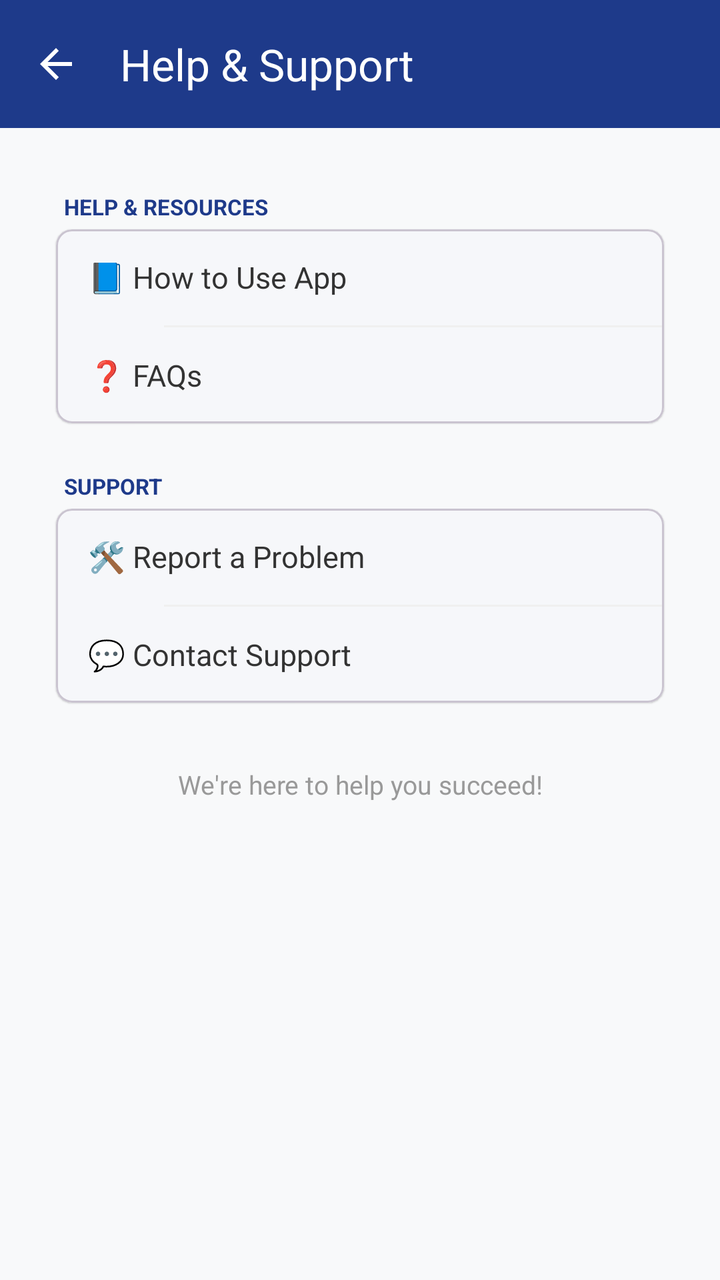
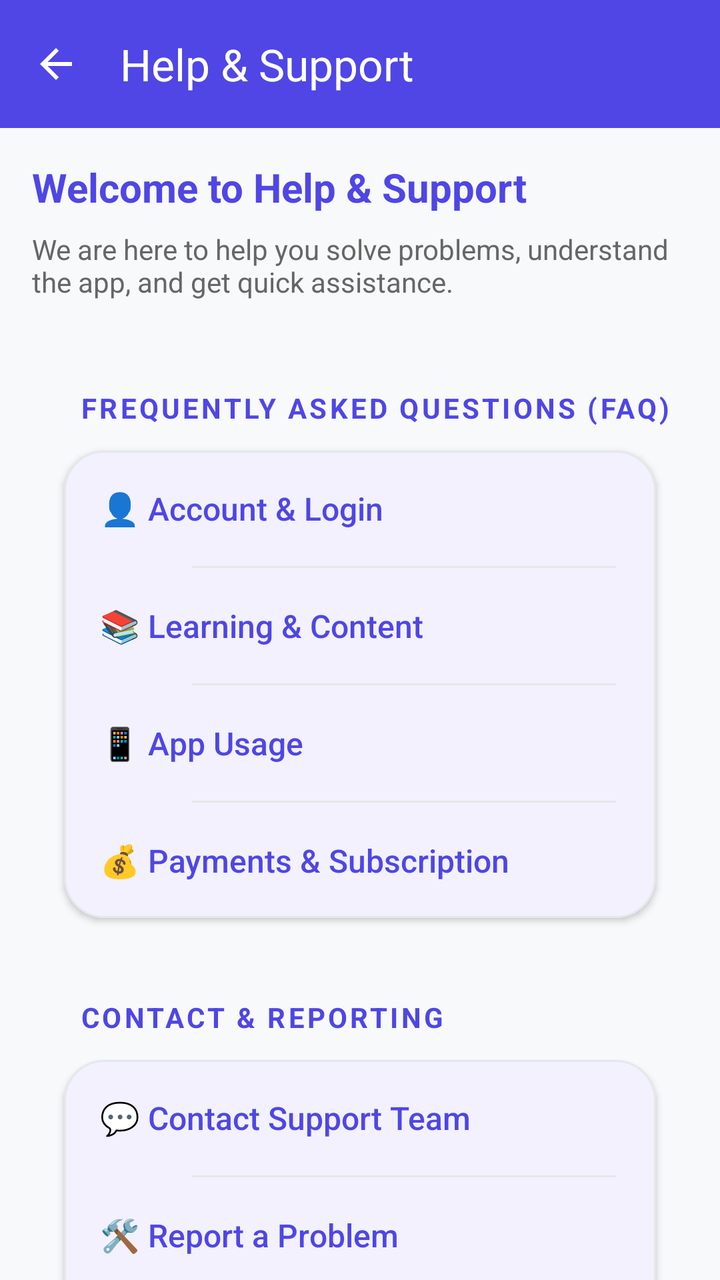

Before-and-after screenshots of an Android layout around one commit, followed by the original layout XML and the change that was made.
<!-- AndroidManifest.xml: application theme Theme.TestApp -->
<!-- res/layout/activity_help_support.xml -->
<?xml version="1.0" encoding="utf-8"?>
<androidx.coordinatorlayout.widget.CoordinatorLayout xmlns:android="http://schemas.android.com/apk/res/android"
    xmlns:app="http://schemas.android.com/apk/res-auto"
    xmlns:tools="http://schemas.android.com/tools"
    android:layout_width="match_parent"
    android:layout_height="match_parent"
    android:background="#F8F9FA"
    tools:context=".HelpSupportActivity">

    <com.google.android.material.appbar.AppBarLayout
        android:layout_width="match_parent"
        android:layout_height="wrap_content"
        android:theme="@style/ThemeOverlay.AppCompat.Dark.ActionBar">

        <com.google.android.material.appbar.MaterialToolbar
            android:id="@+id/helpToolbar"
            android:layout_width="match_parent"
            android:layout_height="?attr/actionBarSize"
            android:background="?attr/colorPrimary"
            app:navigationIcon="?attr/homeAsUpIndicator"
            app:title="Help &amp; Support"
            app:titleTextColor="@android:color/white" />
    </com.google.android.material.appbar.AppBarLayout>

    <androidx.core.widget.NestedScrollView
        android:layout_width="match_parent"
        android:layout_height="match_parent"
        app:layout_behavior="@string/appbar_scrolling_view_behavior">

        <LinearLayout
            android:layout_width="match_parent"
            android:layout_height="wrap_content"
            android:orientation="vertical"
            android:padding="16dp">

            
            <TextView style="@style/SettingsSectionHeader" android:text="Help &amp; Resources" />
            <com.google.android.material.card.MaterialCardView style="@style/SettingsCard">
                <LinearLayout android:layout_width="match_parent" android:layout_height="wrap_content" android:orientation="vertical">

                    <TextView android:id="@+id/btnHowToUse" style="@style/SettingsItemAction" android:text="📘 How to Use App" />

                    <View style="@style/SettingsDivider" />

                    <TextView android:id="@+id/btnFAQs" style="@style/SettingsItemAction" android:text="❓ FAQs" />
                </LinearLayout>
            </com.google.android.material.card.MaterialCardView>

            
            <TextView style="@style/SettingsSectionHeader" android:text="Support" />
            <com.google.android.material.card.MaterialCardView style="@style/SettingsCard">
                <LinearLayout android:layout_width="match_parent" android:layout_height="wrap_content" android:orientation="vertical">

                    <TextView android:id="@+id/btnReportProblem" style="@style/SettingsItemAction" android:text="🛠️ Report a Problem" />

                    <View style="@style/SettingsDivider" />

                    <TextView android:id="@+id/btnContactSupport" style="@style/SettingsItemAction" android:text="💬 Contact Support" />
                </LinearLayout>
            </com.google.android.material.card.MaterialCardView>

            <TextView
                android:layout_width="match_parent"
                android:layout_height="wrap_content"
                android:layout_marginTop="24dp"
                android:gravity="center"
                android:text="We're here to help you succeed!"
                android:textColor="#999999"
                android:textSize="13sp" />

        </LinearLayout>
    </androidx.core.widget.NestedScrollView>

</androidx.coordinatorlayout.widget.CoordinatorLayout>
<!-- resources referenced by this layout -->
<resources>
  <style name="SettingsCard">
          <item name="android:layout_width">match_parent</item>
          <item name="android:layout_height">wrap_content</item>
          <item name="android:layout_marginHorizontal">12dp</item>
          <item name="android:layout_marginBottom">8dp</item>
          <item name="cardCornerRadius">8dp</item>
          <item name="cardElevation">0.5dp</item>
          <item name="cardUseCompatPadding">false</item>
      </style>
  <style name="SettingsDivider">
          <item name="android:layout_width">match_parent</item>
          <item name="android:layout_height">1dp</item>
          <item name="android:layout_marginStart">54dp</item>
          <item name="android:background">#F0F0F0</item>
      </style>
  <style name="SettingsItemAction">
          <item name="android:layout_width">match_parent</item>
          <item name="android:layout_height">48dp</item>
          <item name="android:background">?attr/selectableItemBackground</item>
          <item name="android:paddingHorizontal">16dp</item>
          <item name="android:gravity">center_vertical</item>
          <item name="android:textColor">#333333</item>
          <item name="android:textSize">15sp</item>
          <item name="android:clickable">true</item>
          <item name="android:focusable">true</item>
      </style>
  <style name="SettingsSectionHeader">
          <item name="android:layout_width">wrap_content</item>
          <item name="android:layout_height">wrap_content</item>
          <item name="android:layout_marginTop">16dp</item>
          <item name="android:layout_marginBottom">4dp</item>
          <item name="android:layout_marginStart">16dp</item>
          <item name="android:textAllCaps">true</item>
          <item name="android:textColor">?attr/colorPrimary</item>
          <item name="android:textSize">11sp</item>
          <item name="android:textStyle">bold</item>
      </style>
  <style name="Base.Theme.TestApp" parent="Theme.Material3.DayNight.NoActionBar">
          
          <item name="colorPrimary">@color/colorPrimary</item>
          <item name="colorPrimaryVariant">@color/colorPrimaryDark</item>
          <item name="colorOnPrimary">@color/white</item>
  
          
          <item name="colorSecondary">@color/colorAccent</item>
          <item name="colorOnSecondary">@color/white</item>
  
          
          <item name="android:windowBackground">@color/dashboard_bg</item>
          <item name="colorSurface">@color/card_bg</item>
          <item name="colorOnSurface">@color/text_primary</item>
  
          
          <item name="android:statusBarColor">@color/colorPrimary</item>
          <item name="android:windowLightStatusBar">false</item>
      </style>
  <color name="colorPrimary">#1E3A8A</color>
  <color name="colorPrimaryDark">#1E3A8A</color>
  <color name="colorAccent">#3B82F6</color>
  <color name="dashboard_bg">#FFFFFF</color>
  <color name="card_bg">#FFFFFF</color>
  <color name="text_primary">#111827</color>
  <!-- unchanged entries left out for length: 2 -->
</resources>

<!-- the commit's change to res/layout/activity_help_support.xml (unified diff, before → after) -->
@@ -34,39 +34,133 @@
             android:padding="16dp">
 
             
-            <TextView style="@style/SettingsSectionHeader" android:text="Help &amp; Resources" />
+            <TextView
+                android:layout_width="match_parent"
+                android:layout_height="wrap_content"
+                android:text="Welcome to Help &amp; Support"
+                android:textSize="20sp"
+                android:textStyle="bold"
+                android:textColor="?attr/colorPrimary"
+                android:layout_marginBottom="8dp"/>
+
+            <TextView
+                android:layout_width="match_parent"
+                android:layout_height="wrap_content"
+                android:text="We are here to help you solve problems, understand the app, and get quick assistance."
+                android:textSize="14sp"
+                android:textColor="#666666"
+                android:layout_marginBottom="16dp"/>
+
+            
+            <TextView style="@style/SettingsSectionHeader" android:text="Frequently Asked Questions (FAQ)" />
             <com.google.android.material.card.MaterialCardView style="@style/SettingsCard">
                 <LinearLayout android:layout_width="match_parent" android:layout_height="wrap_content" android:orientation="vertical">
-
-                    <TextView android:id="@+id/btnHowToUse" style="@style/SettingsItemAction" android:text="📘 How to Use App" />
-
+                    <TextView android:id="@+id/btnFaqAccount" style="@style/SettingsItemAction" android:text="👤 Account &amp; Login" />
                     <View style="@style/SettingsDivider" />
-
-                    <TextView android:id="@+id/btnFAQs" style="@style/SettingsItemAction" android:text="❓ FAQs" />
+                    <TextView android:id="@+id/btnFaqContent" style="@style/SettingsItemAction" android:text="📚 Learning &amp; Content" />
+                    <View style="@style/SettingsDivider" />
+                    <TextView android:id="@+id/btnFaqUsage" style="@style/SettingsItemAction" android:text="📱 App Usage" />
+                    <View style="@style/SettingsDivider" />
+                    <TextView android:id="@+id/btnFaqPayment" style="@style/SettingsItemAction" android:text="💰 Payments &amp; Subscription" />
                 </LinearLayout>
             </com.google.android.material.card.MaterialCardView>
 
             
-            <TextView style="@style/SettingsSectionHeader" android:text="Support" />
+            <TextView style="@style/SettingsSectionHeader" android:text="Contact &amp; Reporting" />
             <com.google.android.material.card.MaterialCardView style="@style/SettingsCard">
                 <LinearLayout android:layout_width="match_parent" android:layout_height="wrap_content" android:orientation="vertical">
-
+                    <TextView android:id="@+id/btnContactSupport" style="@style/SettingsItemAction" android:text="💬 Contact Support Team" />
+                    <View style="@style/SettingsDivider" />
                     <TextView android:id="@+id/btnReportProblem" style="@style/SettingsItemAction" android:text="🛠️ Report a Problem" />
-
                     <View style="@style/SettingsDivider" />
-
-                    <TextView android:id="@+id/btnContactSupport" style="@style/SettingsItemAction" android:text="💬 Contact Support" />
+                    <TextView android:id="@+id/btnFeedback" style="@style/SettingsItemAction" android:text="📝 Feedback &amp; Suggestions" />
                 </LinearLayout>
             </com.google.android.material.card.MaterialCardView>
 
-            <TextView
+            
+            <TextView style="@style/SettingsSectionHeader" android:text="User Guides" />
+            <com.google.android.material.card.MaterialCardView style="@style/SettingsCard">
+                <LinearLayout android:layout_width="match_parent" android:layout_height="wrap_content" android:orientation="vertical">
+                    <TextView android:id="@+id/btnHowToUse" style="@style/SettingsItemAction" android:text="📘 How to Use the App" />
+                    <View style="@style/SettingsDivider" />
+                    <TextView android:id="@+id/btnTroubleshooting" style="@style/SettingsItemAction" android:text="🔧 Troubleshooting Common Issues" />
+                </LinearLayout>
+            </com.google.android.material.card.MaterialCardView>
+
+            
+            <TextView style="@style/SettingsSectionHeader" android:text="Safety &amp; Accessibility" />
+            <com.google.android.material.card.MaterialCardView style="@style/SettingsCard">
+                <LinearLayout android:layout_width="match_parent" android:layout_height="wrap_content" android:orientation="vertical">
+                    <TextView android:id="@+id/btnPrivacySafety" style="@style/SettingsItemAction" android:text="🛡️ Privacy &amp; Safety Help" />
+                    <View style="@style/SettingsDivider" />
+                    <TextView android:id="@+id/btnAccessibility" style="@style/SettingsItemAction" android:text="🌐 Language &amp; Accessibility" />
+                </LinearLayout>
+            </com.google.android.material.card.MaterialCardView>
+
+            
+            <TextView style="@style/SettingsSectionHeader" android:text="Parents &amp; Teachers" />
+            <com.google.android.material.card.MaterialCardView style="@style/SettingsCard">
+                <LinearLayout android:layout_width="match_parent" android:layout_height="wrap_content" android:orientation="vertical">
+                    <TextView android:id="@+id/btnParentTeacherHelp" style="@style/SettingsItemAction" android:text="👨‍👩‍👧‍👦 Help for Parents &amp; Teachers" />
+                </LinearLayout>
+            </com.google.android.material.card.MaterialCardView>
+
+            
+            <com.google.android.material.card.MaterialCardView
                 android:layout_width="match_parent"
                 android:layout_height="wrap_content"
-                android:layout_marginTop="24dp"
+                android:layout_marginTop="16dp"
+                app:cardBackgroundColor="#FFF3F3"
+                app:strokeColor="#FFCDD2"
+                app:strokeWidth="1dp"
+                app:cardCornerRadius="8dp">
+                <TextView
+                    android:layout_width="match_parent"
+                    android:layout_height="wrap_content"
+                    android:padding="12dp"
+                    android:text="🚨 If the app is not working during exams or tests, please contact support immediately."
+                    android:textColor="#D32F2F"
+                    android:textSize="13sp"
+                    android:textStyle="bold" />
+            </com.google.android.material.card.MaterialCardView>
+
+            
+            <LinearLayout
+                android:layout_width="match_parent"
+                android:layout_height="wrap_content"
+                android:orientation="vertical"
                 android:gravity="center"
-                android:text="We're here to help you succeed!"
-                android:textColor="#999999"
-                android:textSize="13sp" />
+                android:paddingVertical="32dp">
+                <TextView
+                    android:id="@+id/tvAppVersion"
+                    android:layout_width="wrap_content"
+                    android:layout_height="wrap_content"
+                    android:text="App Version: 1.0.0"
+                    android:textColor="#999999"
+                    android:textSize="12sp" />
+                <TextView
+                    android:id="@+id/tvLastUpdate"
+                    android:layout_width="wrap_content"
+                    android:layout_height="wrap_content"
+                    android:text="Last Updated: June 2026"
+                    android:textColor="#999999"
+                    android:textSize="12sp" />
+                <TextView
+                    android:layout_width="wrap_content"
+                    android:layout_height="wrap_content"
+                    android:text="millionteshome439@gmail.com"
+                    android:textColor="?attr/colorPrimary"
+                    android:textSize="12sp"
+                    android:textStyle="bold"
+                    android:layout_marginTop="4dp" />
+                <TextView
+                    android:layout_width="wrap_content"
+                    android:layout_height="wrap_content"
+                    android:text="© 2026 AceGrade. All rights reserved."
+                    android:textColor="#999999"
+                    android:textSize="11sp"
+                    android:layout_marginTop="8dp" />
+            </LinearLayout>
 
         </LinearLayout>
     </androidx.core.widget.NestedScrollView>
<!-- resource entries referenced after the edit -->
@@ -1,67 +1,92 @@
 <!-- resources referenced by this layout -->
 <resources>
-  <style name="SettingsCard">
+  <style name="SettingsCard" parent="Widget.MaterialComponents.CardView">
           <item name="android:layout_width">match_parent</item>
           <item name="android:layout_height">wrap_content</item>
-          <item name="android:layout_marginHorizontal">12dp</item>
-          <item name="android:layout_marginBottom">8dp</item>
-          <item name="cardCornerRadius">8dp</item>
-          <item name="cardElevation">0.5dp</item>
-          <item name="cardUseCompatPadding">false</item>
+          <item name="android:layout_marginStart">16dp</item>
+          <item name="android:layout_marginEnd">16dp</item>
+          <item name="android:layout_marginBottom">12dp</item>
+          <item name="cardBackgroundColor">@color/surface_white</item>
+          <item name="cardCornerRadius">20dp</item>
+          <item name="cardElevation">2dp</item>
+          <item name="strokeColor">@color/border_light_grey</item>
+          <item name="strokeWidth">1dp</item>
       </style>
   <style name="SettingsDivider">
           <item name="android:layout_width">match_parent</item>
           <item name="android:layout_height">1dp</item>
-          <item name="android:layout_marginStart">54dp</item>
-          <item name="android:background">#F0F0F0</item>
+          <item name="android:background">@color/border_light_grey</item>
+          <item name="android:layout_marginStart">64dp</item>
+          <item name="android:layout_marginEnd">20dp</item>
       </style>
   <style name="SettingsItemAction">
           <item name="android:layout_width">match_parent</item>
-          <item name="android:layout_height">48dp</item>
+          <item name="android:layout_height">wrap_content</item>
+          <item name="android:padding">18dp</item>
           <item name="android:background">?attr/selectableItemBackground</item>
-          <item name="android:paddingHorizontal">16dp</item>
+          <item name="android:textColor">@color/primary_indigo</item>
+          <item name="android:textSize">16sp</item>
           <item name="android:gravity">center_vertical</item>
-          <item name="android:textColor">#333333</item>
-          <item name="android:textSize">15sp</item>
-          <item name="android:clickable">true</item>
-          <item name="android:focusable">true</item>
+          <item name="android:fontFamily">sans-serif-medium</item>
       </style>
   <style name="SettingsSectionHeader">
-          <item name="android:layout_width">wrap_content</item>
+          <item name="android:layout_width">match_parent</item>
           <item name="android:layout_height">wrap_content</item>
-          <item name="android:layout_marginTop">16dp</item>
-          <item name="android:layout_marginBottom">4dp</item>
-          <item name="android:layout_marginStart">16dp</item>
+          <item name="android:layout_marginTop">28dp</item>
+          <item name="android:layout_marginStart">24dp</item>
+          <item name="android:layout_marginBottom">12dp</item>
+          <item name="android:textColor">@color/primary_indigo</item>
+          <item name="android:textSize">14sp</item>
+          <item name="android:textStyle">bold</item>
           <item name="android:textAllCaps">true</item>
-          <item name="android:textColor">?attr/colorPrimary</item>
-          <item name="android:textSize">11sp</item>
-          <item name="android:textStyle">bold</item>
+          <item name="android:letterSpacing">0.1</item>
       </style>
+  <color name="surface_white">#FFFFFF</color>
+  <color name="border_light_grey">#E5E7EB</color>
+  <color name="primary_indigo">#4F46E5</color>
   <style name="Base.Theme.TestApp" parent="Theme.Material3.DayNight.NoActionBar">
           
-          <item name="colorPrimary">@color/colorPrimary</item>
-          <item name="colorPrimaryVariant">@color/colorPrimaryDark</item>
+          <item name="colorPrimary">@color/blue_600</item>
           <item name="colorOnPrimary">@color/white</item>
+          <item name="colorPrimaryContainer">@color/blue_500</item>
+          <item name="colorOnPrimaryContainer">@color/white</item>
   
           
-          <item name="colorSecondary">@color/colorAccent</item>
+          <item name="colorSecondary">@color/slate_700</item>
           <item name="colorOnSecondary">@color/white</item>
+          <item name="colorSecondaryContainer">#E0E7FF</item>
+          <item name="colorOnSecondaryContainer">@color/blue_600</item>
   
           
-          <item name="android:windowBackground">@color/dashboard_bg</item>
-          <item name="colorSurface">@color/card_bg</item>
-          <item name="colorOnSurface">@color/text_primary</item>
+          <item name="android:windowBackground">@color/slate_50</item>
+          <item name="colorSurface">@color/white</item>
+          <item name="colorOnSurface">@color/slate_900</item>
+          <item name="colorSurfaceVariant">#F3F4F6</item>
+          <item name="colorOnSurfaceVariant">@color/slate_700</item>
+          <item name="colorOutline">@color/slate_200</item>
   
           
-          <item name="android:statusBarColor">@color/colorPrimary</item>
-          <item name="android:windowLightStatusBar">false</item>
+          <item name="android:textColorPrimary">@color/slate_900</item>
+          <item name="android:textColorSecondary">@color/slate_500</item>
+  
+          
+          <item name="android:statusBarColor">@color/white</item>
+          <item name="android:windowLightStatusBar">true</item>
+  
+          
+          <item name="itemIconTint">@color/nav_item_colors</item>
+          <item name="itemTextColor">@color/nav_item_colors</item>
       </style>
-  <color name="colorPrimary">#1E3A8A</color>
-  <color name="colorPrimaryDark">#1E3A8A</color>
-  <color name="colorAccent">#3B82F6</color>
-  <color name="dashboard_bg">#FFFFFF</color>
-  <color name="card_bg">#FFFFFF</color>
-  <color name="text_primary">#111827</color>
+  <color name="blue_600">@color/primary_indigo</color>
+  <color name="blue_500">#6366F1</color>
+  <color name="slate_700">#374151</color>
+  <color name="slate_50">@color/background_off_white</color>
+  <color name="slate_900">@color/text_primary_dark</color>
+  <color name="slate_200">@color/border_light_grey</color>
+  <color name="slate_500">@color/text_secondary_grey</color>
+  <color name="background_off_white">#F9FAFB</color>
+  <color name="text_primary_dark">#111827</color>
+  <color name="text_secondary_grey">#6B7280</color>
   <!-- unchanged entries left out for length: 2 -->
 </resources>
 
